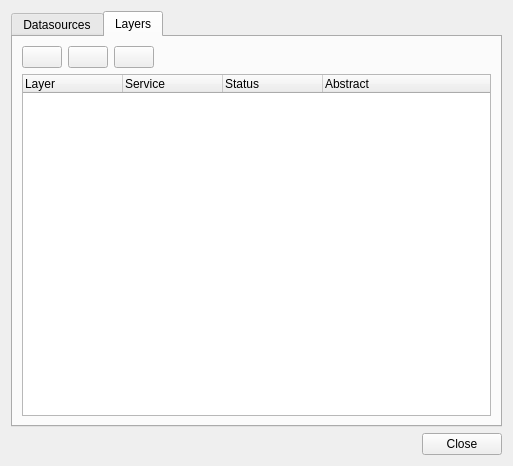
The window that src/plugins/niwa/niwaplugindialogbase.ui (mhugent/QGIS) describes before a commit, drawn with Qt 5.
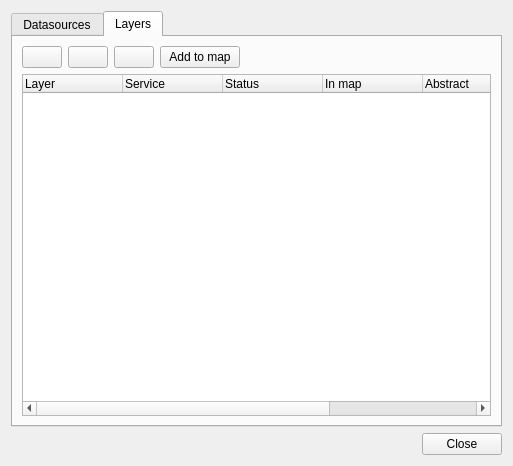
The same window after the commit. The open tabs and pages were chosen to show the change. Icons and pictures are not drawn.

```diff
--- a/src/plugins/niwa/niwaplugindialogbase.ui
+++ b/src/plugins/niwa/niwaplugindialogbase.ui
@@ -169,6 +169,13 @@
            </property>
           </widget>
          </item>
+         <item>
+          <widget class="QPushButton" name="mAddToMapButton">
+           <property name="text">
+            <string>Add to map</string>
+           </property>
+          </widget>
+         </item>
          <item>
           <spacer name="horizontalSpacer_2">
            <property name="orientation">
@@ -201,11 +208,26 @@
            <string>Status</string>
           </property>
          </column>
+         <column>
+          <property name="text">
+           <string>In map</string>
+          </property>
+         </column>
          <column>
           <property name="text">
            <string>Abstract</string>
           </property>
          </column>
+         <column>
+          <property name="text">
+           <string>CRS</string>
+          </property>
+         </column>
+         <column>
+          <property name="text">
+           <string>Styles</string>
+          </property>
+         </column>
         </widget>
        </item>
       </layout>
```
Left out of the diff: 10 changed lines with no effect on the pictures.
